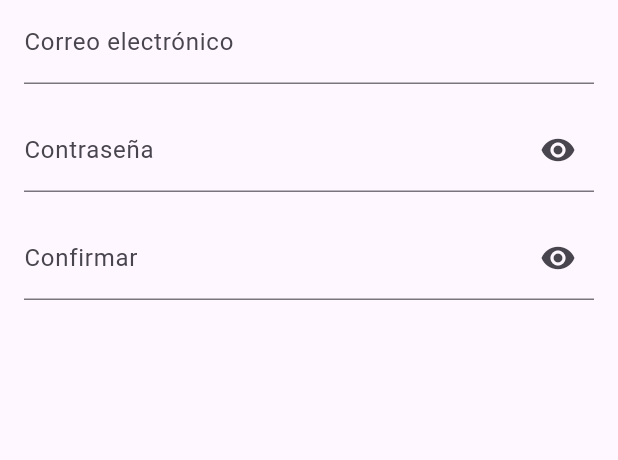
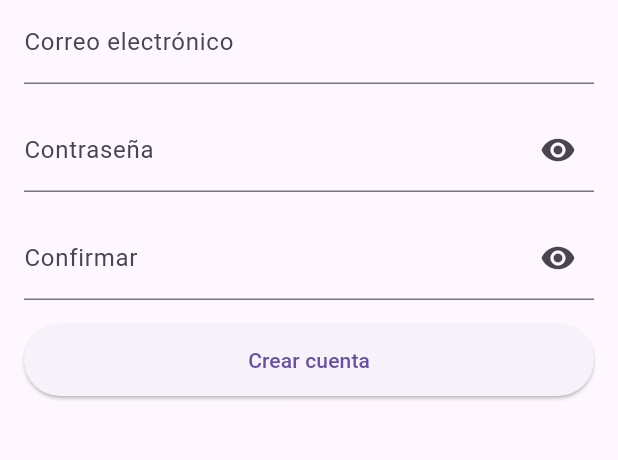
Before and after one commit to UliGarci/practica2_flutter, a Flutter app: the CreateAccount screen opened by its route, on a phone screen of 412 x 824 dp, the part 408-868 px from its top. Run offline on Flutter 3.47's test engine with Material 3 defaults, Android fonts, the phone set to English and light mode, and no system bars; our stand-ins replace firebase_auth, firebase_core; accounts and stored records are empty.

Commit message:
crear cuenta

```diff
--- a/lib/modules/auth/screens/create_account.dart
+++ b/lib/modules/auth/screens/create_account.dart
@@ -1,3 +1,4 @@
+import 'package:firebase_auth/firebase_auth.dart';
 import 'package:flutter/material.dart';
 import 'package:learning_b/kernel/widgets/custom_text_field_password.dart';
 
@@ -12,7 +13,8 @@ class _CreateAccountState extends State<CreateAccount> {
   final GlobalKey<FormState> _formKey = GlobalKey<FormState>();
   final TextEditingController _emailcontroller = TextEditingController();
   final TextEditingController _passwordcontroller = TextEditingController();
-  final TextEditingController _confirmpasswordcontroller = TextEditingController();
+  final TextEditingController _confirmpasswordcontroller =
+      TextEditingController();
 
   String? validateEmail(String? value) {
     // Expresión regular para validar un correo electrónico
@@ -28,10 +30,10 @@ class _CreateAccountState extends State<CreateAccount> {
     return null; // Si es válido, no devuelve ningún error
   }
 
-String? validatePassword(String? value){
-  if(value==null || value.isEmpty){
+  String? validatePassword(String? value) {
+    if (value == null || value.isEmpty) {
       return 'Ingrese una contraseña';
-  }else{
+    } else {
       return null;
     }
   }
@@ -42,9 +44,8 @@ String? validatePassword(String? value){
       appBar: AppBar(
         title: Text('Crear cuenta'),
         backgroundColor: Colors.pink,
-        iconTheme: const IconThemeData(color:Colors.white),
-        titleTextStyle: const TextStyle(fontSize: 16,color: Colors.white
-        ),
+        iconTheme: const IconThemeData(color: Colors.white),
+        titleTextStyle: const TextStyle(fontSize: 16, color: Colors.white),
       ),
       body: SingleChildScrollView(
         child: Padding(
@@ -53,9 +54,13 @@ String? validatePassword(String? value){
             child: Column(
               crossAxisAlignment: CrossAxisAlignment.center,
               children: [
-                Image.asset('assets/logo.png',width: 200,height: 200,),
+                Image.asset(
+                  'assets/logo.png',
+                  width: 200,
+                  height: 200,
+                ),
                 Form(
-                  key:_formKey,
+                    key: _formKey,
                     child: Column(
                       children: [
                         TextFormField(
@@ -64,13 +69,45 @@ String? validatePassword(String? value){
                           validator: validateEmail,
                           decoration: const InputDecoration(
                               hintText: 'Correo electrónico',
-                          label: Text('Correo electrónico')
+                              label: Text('Correo electrónico')),
                         ),
+                        const SizedBox(
+                          height: 16,
                         ),
-                      const SizedBox(height: 16,),
                         TextFieldPassword(controller: _passwordcontroller),
-                      const SizedBox(height: 16,),
-                      TextFieldPassword(controller: _confirmpasswordcontroller,hintText: 'Confirmar contraseña',labelText: 'Confirmar',),
+                        const SizedBox(
+                          height: 16,
+                        ),
+                        TextFieldPassword(
+                          controller: _confirmpasswordcontroller,
+                          hintText: 'Confirmar contraseña',
+                          labelText: 'Confirmar',
+                        ),
+                        SizedBox(
+                          height: 16,
+                        ),
+                        SizedBox(
+                          width: double.infinity,
+                          height: 48,
+                          child: ElevatedButton(
+                              onPressed: () async {
+                                try {
+                                  final credential = await FirebaseAuth.instance
+                                      .createUserWithEmailAndPassword(
+                                          email: _emailcontroller.text,
+                                          password: _passwordcontroller.text);
+                                  print("credencial: $credential");
+                                  Navigator.pushNamedAndRemoveUntil(context, '/menu', (Route<dynamic> route) => false);
+                                } on FirebaseAuthException catch (e) {
+                                  if(e.code == 'user-not-found'){
+                                    print('No user found for that email');
+                                  }else{
+                                    print('Wrong password provided for that user.');
+                                  }
+                                }
+                              },
+                              child: Text('Crear cuenta')),
+                        ),
                       ],
                     ))
               ],
--- a/lib/widgets/splash_screen.dart
+++ b/lib/widgets/splash_screen.dart
@@ -15,10 +15,11 @@ class _SplashScreenState extends State<SplashScreen> {
     Future.delayed(const Duration(seconds: 3), () {
       FirebaseAuth.instance.authStateChanges().listen((User? user) {
         if (user != null) {
-          print(user.uid);
+                Navigator.pushReplacementNamed(context, '/menu');
+        }else{
+           Navigator.pushReplacementNamed(context, '/login');
         }
       });
-      Navigator.pushReplacementNamed(context, '/login');
     });
   }
 
```
Also changed, not shown: lib/modules/auth/screens/login.dart (+8 -3 lines), lib/navigation/profile.dart (+8 -1 lines). Lines whose indentation alone changed are shown as unchanged.
